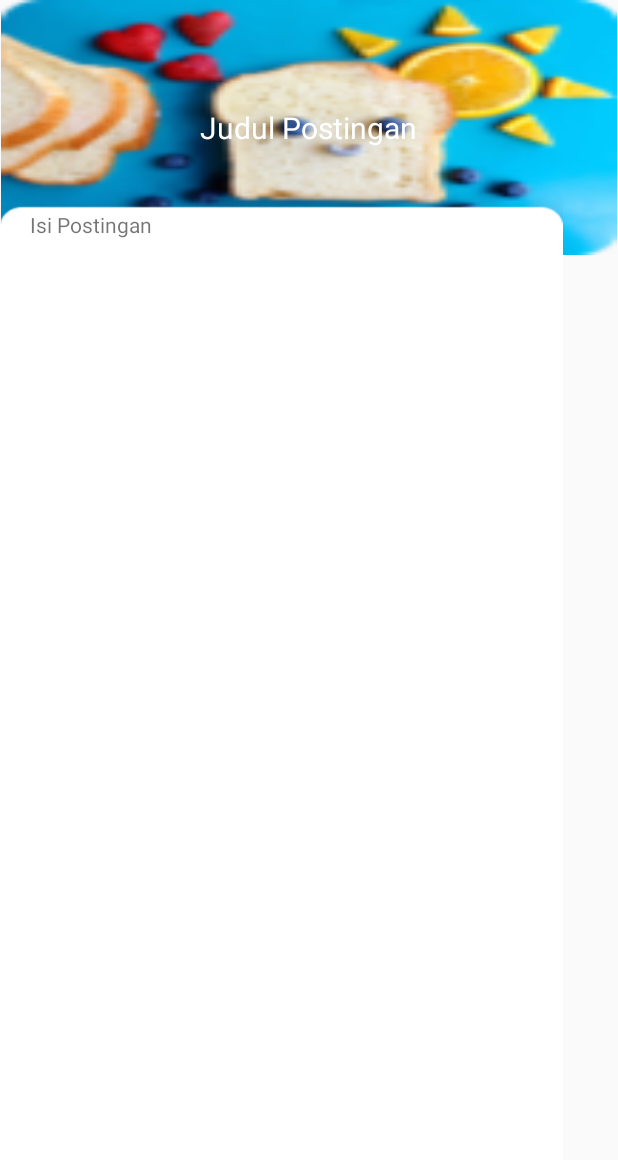
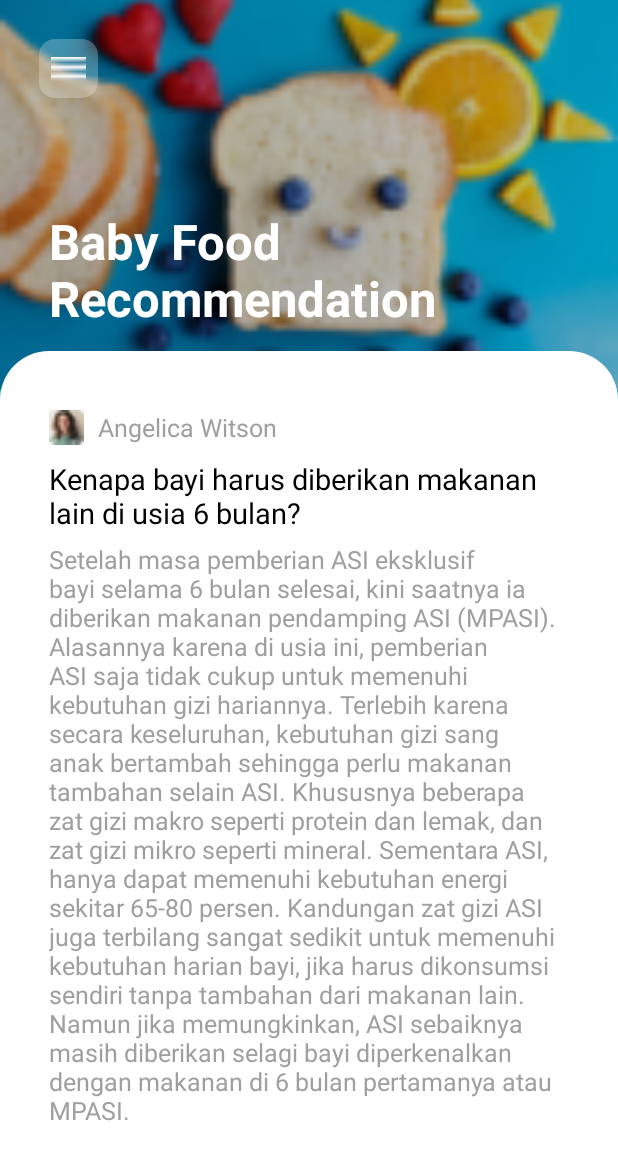
Before and after one commit to nurcahya2442/ForMoms_v2, an Android app: the layout activity_detail_care.xml on its own in the app's theme, with its tools: preview values and no code run, on a phone screen of 412 x 824 dp. Shown: the top 1160 px of the screen. Run offline under Robolectric (Android 15) with nearby library versions, the phone set to English and light mode, and no system bars.

Commit message:
add layout detail care

```diff
--- a/app/src/main/java/com/example/formoms_v2/ui/CareActivity.java
+++ b/app/src/main/java/com/example/formoms_v2/ui/CareActivity.java
@@ -1,6 +1,8 @@
 package com.example.formoms_v2.ui;
 
+import android.content.Intent;
 import android.os.Bundle;
+import android.view.View;
 
 import androidx.annotation.Nullable;
 import androidx.appcompat.app.AppCompatActivity;
@@ -10,6 +12,7 @@ import androidx.recyclerview.widget.RecyclerView;
 import com.example.formoms_v2.R;
 import com.example.formoms_v2.adapter.CareAdapter;
 import com.example.formoms_v2.adapter.pojo.Care;
+import com.example.formoms_v2.adapter.pojo.RecyclerItemClickListener;
 
 import java.util.ArrayList;
 
@@ -46,6 +49,8 @@ public class CareActivity extends AppCompatActivity {
         adapterCare = new CareAdapter(this,dataListTips);
         recyclerViewCareTips.setAdapter(adapterCare);
         recyclerViewCareTips.setLayoutManager(new LinearLayoutManager(getApplicationContext(), LinearLayoutManager.VERTICAL, false));
+
+        eventListener();
     }
 
     private ArrayList<Care> dataTips(){
@@ -62,4 +67,13 @@ public class CareActivity extends AppCompatActivity {
         }
         return listTips;
     }
+
+    private void eventListener() {
+        recyclerViewCareTips.addOnItemTouchListener(new RecyclerItemClickListener(this, new RecyclerItemClickListener.OnItemClickListener() {
+            @Override
+            public void onItemClick(View view, int position) {
+                startActivity(new Intent(CareActivity.this, DetailCareActivity.class));
+            }
+        }));
+    }
 }
--- /dev/null
+++ b/app/src/main/java/com/example/formoms_v2/ui/DetailCareActivity.java
@@ -0,0 +1,17 @@
+package com.example.formoms_v2.ui;
+
+import android.os.Bundle;
+
+import androidx.annotation.Nullable;
+import androidx.appcompat.app.AppCompatActivity;
+
+import com.example.formoms_v2.R;
+
+public class DetailCareActivity extends AppCompatActivity {
+
+    @Override
+    protected void onCreate(@Nullable Bundle savedInstanceState) {
+        super.onCreate(savedInstanceState);
+         setContentView(R.layout.activity_detail_care);
+    }
+}
--- a/app/src/main/java/com/example/formoms_v2/ui/HomeActivity.java
+++ b/app/src/main/java/com/example/formoms_v2/ui/HomeActivity.java
@@ -17,8 +17,10 @@ import android.widget.TextView;
 import com.example.formoms_v2.R;
 import com.example.formoms_v2.adapter.CareTipsAdapter;
 import com.example.formoms_v2.adapter.RecentAdapter;
+import com.example.formoms_v2.adapter.pojo.Care;
 import com.example.formoms_v2.adapter.pojo.CareTips;
 import com.example.formoms_v2.adapter.pojo.RecentMemories;
+import com.example.formoms_v2.adapter.pojo.RecyclerItemClickListener;
 
 import java.util.ArrayList;
 
@@ -150,36 +152,30 @@ public class HomeActivity extends AppCompatActivity {
         tvLihatDetailCare.setOnClickListener(new View.OnClickListener() {
             @Override
             public void onClick(View v) {
-                startActivity(new Intent(HomeActivity.this, CareActivity.class));
+                startActivity(new Intent(HomeActivity.this,CareActivity.class));
             }
         });
+
         tvLihatDetailMemories.setOnClickListener(new View.OnClickListener() {
             @Override
             public void onClick(View v) {
-                startActivity(new Intent(HomeActivity.this, MemoriesActivity.class));
+                startActivity(new Intent(HomeActivity.this,MemoriesActivity.class));
             }
         });
-        tvLihatDetailCare.setOnTouchListener(new View.OnTouchListener(){
-            @Override
-            public boolean onTouch(View v, MotionEvent event) {
-                if(event.getAction() == MotionEvent.ACTION_DOWN){
-                    tvLihatDetailCare.setTextColor(Color.YELLOW);
-                }
-                if(event.getAction() == MotionEvent.ACTION_UP){
-                    System.out.println("UP");
-                }
-                if(event.getAction() == MotionEvent.ACTION_CANCEL){
-                    System.out.println("cancel");
-                }
-                return false;
-            }
-        });
+
         ivMenuBars.setOnClickListener(new View.OnClickListener(){
             @Override
             public void onClick(View v) {
                 startActivity(new Intent(HomeActivity.this, SidebarActivity.class));
             }
         });
+
+        recyclerViewCareTips.addOnItemTouchListener(new RecyclerItemClickListener(this, new RecyclerItemClickListener.OnItemClickListener() {
+            @Override
+            public void onItemClick(View view, int position) {
+                startActivity(new Intent(HomeActivity.this, DetailCareActivity.class));
+            }
+        }));
     }
 
 }
--- /dev/null
+++ b/app/src/main/res/drawable/dark_30.xml
@@ -0,0 +1,5 @@
+<?xml version="1.0" encoding="utf-8"?>
+<shape xmlns:android="http://schemas.android.com/apk/res/android"
+    android:shape="rectangle">
+    <solid android:color="#40000000" />
+</shape>
--- a/app/src/main/res/layout/activity_detail_care.xml
+++ b/app/src/main/res/layout/activity_detail_care.xml
@@ -1,49 +1,117 @@
 <?xml version="1.0" encoding="utf-8"?>
-<RelativeLayout xmlns:android="http://schemas.android.com/apk/res/android"
-    xmlns:app="http://schemas.android.com/apk/res-auto"
-    android:orientation="horizontal"
-    android:layout_width="wrap_content"
-    android:layout_height="wrap_content">
 
+<androidx.core.widget.NestedScrollView
+    xmlns:android="http://schemas.android.com/apk/res/android"
+    android:layout_width="match_parent"
+    android:layout_height="match_parent"
+    android:overScrollMode="never">
 
     <RelativeLayout
         android:layout_width="match_parent"
-        android:layout_height="wrap_content"
-        android:layout_marginBottom="@dimen/_13sdp">
-
+        android:layout_height="match_parent"
+        android:background="#0ABDE3">
+        <ImageView
+            android:layout_width="match_parent"
+            android:layout_height="@dimen/_200sdp"
+            android:src="@drawable/food"
+            android:scaleType="centerCrop"/>
+        <ImageView
+            android:layout_width="match_parent"
+            android:layout_height="@dimen/_200sdp"
+            android:src="@drawable/dark_30"/>
 
         <RelativeLayout
-            android:id="@+id/ivListFood"
+            android:id="@+id/relative1"
             android:layout_width="match_parent"
-            android:layout_height="170dp"
-            android:layout_centerHorizontal="true"
-            android:layout_marginStart="@dimen/_1sdp"
-            android:scaleType="centerCrop"
-            android:background="@drawable/food" >
+            android:layout_height="@dimen/_180sdp"
+            android:background="@android:color/transparent">
 
-            <androidx.appcompat.widget.AppCompatTextView
+            <ImageView
+                android:id="@+id/ivMenuBars"
+                android:layout_width="@dimen/_30sdp"
+                android:layout_height="@dimen/_30sdp"
+                android:src="@drawable/fa_bars"
+                android:paddingTop="@dimen/_6sdp"
+                android:paddingLeft="@dimen/_6sdp"
+                android:paddingRight="@dimen/_6sdp"
+                android:paddingBottom="@dimen/_4sdp"
+                android:layout_marginLeft="@dimen/_20sdp"
+                android:layout_marginTop="@dimen/_20sdp"
+                android:background="@drawable/bg_shape_menu"/>
+
+            <TextView
                 android:layout_width="wrap_content"
                 android:layout_height="wrap_content"
-                android:layout_centerInParent="true"
-                android:text="Judul Postingan"
-                android:textColor="#FFFF"
-                android:textSize="20dp"
-                />
+                android:text="Baby Food Recommendation"
+                android:textStyle="bold"
+                android:textSize="@dimen/_25ssp"
+                android:textColor="#fff"
+                android:layout_alignParentBottom="true"
+                android:layout_marginStart="@dimen/_25sdp"
+                android:layout_marginBottom="@dimen/_10sdp"
+                android:layout_marginTop="@dimen/_20sdp"/>
+
         </RelativeLayout>
 
         <RelativeLayout
-            android:layout_width="wrap_content"
+            android:id="@+id/relative2"
+            android:layout_below="@+id/relative1"
+            android:layout_width="match_parent"
             android:layout_height="wrap_content"
-            android:layout_marginTop="120dp"
-            android:background="@drawable/rectangle2">
-            <androidx.appcompat.widget.AppCompatTextView
-                android:layout_marginTop="20dp"
-                android:layout_marginHorizontal="20dp"
-                android:layout_width="wrap_content"
+            android:background="@drawable/bg_shape_corner">
+
+            <RelativeLayout
+                android:layout_width="match_parent"
                 android:layout_height="wrap_content"
-                android:text="Isi Postingan"/>
+                android:layout_marginBottom="@dimen/_30sdp">
 
+                <ImageView
+                    android:id="@+id/ivPeopleImage"
+                    android:layout_width="@dimen/_18sdp"
+                    android:layout_height="@dimen/_18sdp"
+                    android:src="@drawable/people"
+                    android:layout_marginTop="@dimen/_30sdp"
+                    android:layout_marginStart="@dimen/_25sdp"/>
+
+                <TextView
+                    android:id="@+id/tvPopleName"
+                    android:layout_width="wrap_content"
+                    android:layout_height="wrap_content"
+                    android:text="Angelica Witson"
+                    android:textSize="@dimen/_13ssp"
+                    android:layout_toRightOf="@id/ivPeopleImage"
+                    android:layout_marginTop="@dimen/_30sdp"
+                    android:layout_marginStart="@dimen/_7sdp"
+                    android:textColor="#9F9F9F"/>
+
+                <TextView
+                    android:id="@+id/tvTitle"
+                    android:layout_width="wrap_content"
+                    android:layout_height="wrap_content"
+                    android:text="Kenapa bayi harus diberikan makanan lain di usia 6 bulan?"
+                    android:textSize="@dimen/_15ssp"
+                    android:textColor="#000"
+                    android:layout_below="@id/ivPeopleImage"
+                    android:layout_marginTop="@dimen/_7sdp"
+                    android:layout_marginStart="@dimen/_25sdp"
+                    android:layout_marginEnd="@dimen/_25sdp"/>
+
+                <TextView
+                    android:id="@+id/tvContent"
+                    android:layout_width="wrap_content"
+                    android:layout_height="wrap_content"
+                    android:text="@string/tvContent"
+                    android:textSize="@dimen/_13ssp"
+                    android:layout_below="@+id/tvTitle"
+                    android:layout_marginTop="@dimen/_5sdp"
+                    android:layout_marginStart="@dimen/_25sdp"
+                    android:layout_marginEnd="@dimen/_25sdp"
+                    android:textColor="#9F9F9F"/>
+
+            </RelativeLayout>
 
         </RelativeLayout>
+
     </RelativeLayout>
-</RelativeLayout>
+
+</androidx.core.widget.NestedScrollView>
--- a/app/src/main/res/values/strings.xml
+++ b/app/src/main/res/values/strings.xml
@@ -10,4 +10,8 @@
     <string name="tv_time">Dibuat 5 hari yang lalu</string>
     <string name="tv_time2">Dibuat 2 hari yang lalu</string>
     <string name="tvHoliday">Holiday</string>
+    <string name="tvContent">Setelah masa pemberian ASI eksklusif bayi selama 6 bulan selesai, kini saatnya ia diberikan makanan pendamping ASI (MPASI). Alasannya karena di usia ini, pemberian ASI saja tidak cukup untuk memenuhi kebutuhan gizi hariannya.
+Terlebih karena secara keseluruhan, kebutuhan gizi sang anak bertambah sehingga perlu makanan tambahan selain ASI. Khususnya beberapa zat gizi makro seperti protein dan lemak, dan zat gizi mikro seperti mineral.
+Sementara ASI, hanya dapat memenuhi kebutuhan energi sekitar 65-80 persen. Kandungan zat gizi ASI juga terbilang sangat sedikit untuk memenuhi kebutuhan harian bayi, jika harus dikonsumsi sendiri tanpa tambahan dari makanan lain.
+Namun jika memungkinkan, ASI sebaiknya masih diberikan selagi bayi diperkenalkan dengan makanan di 6 bulan pertamanya atau MPASI.</string>
 </resources>
```
Also changed, not shown: app/src/main/AndroidManifest.xml (+20 -2 lines).
